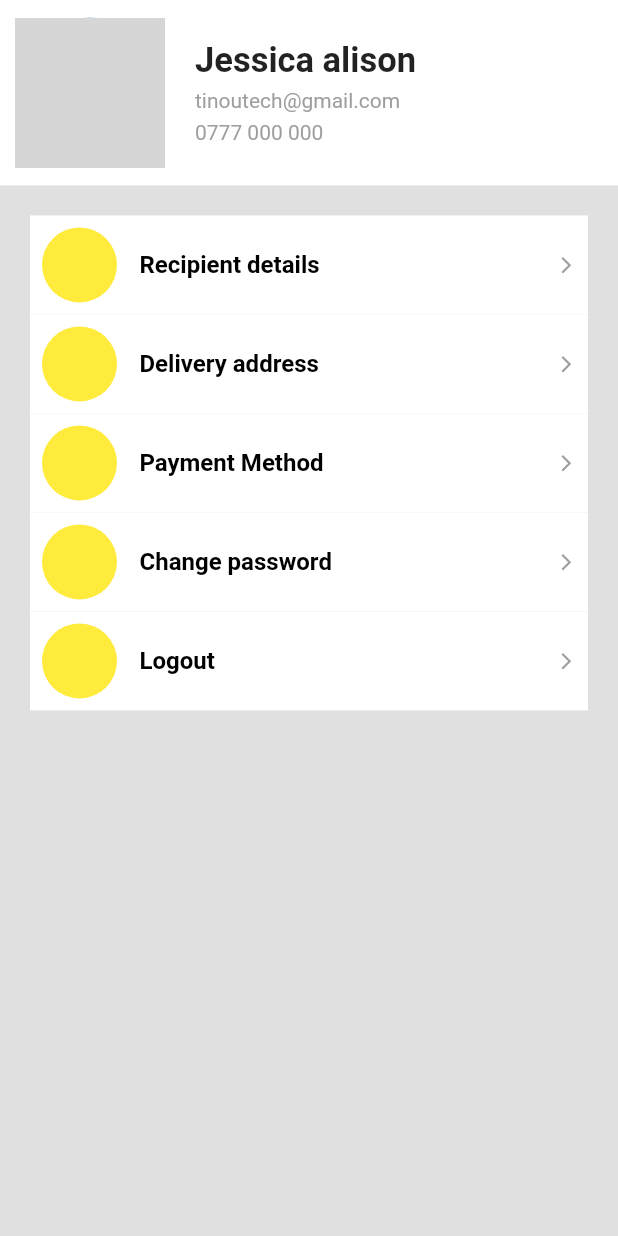
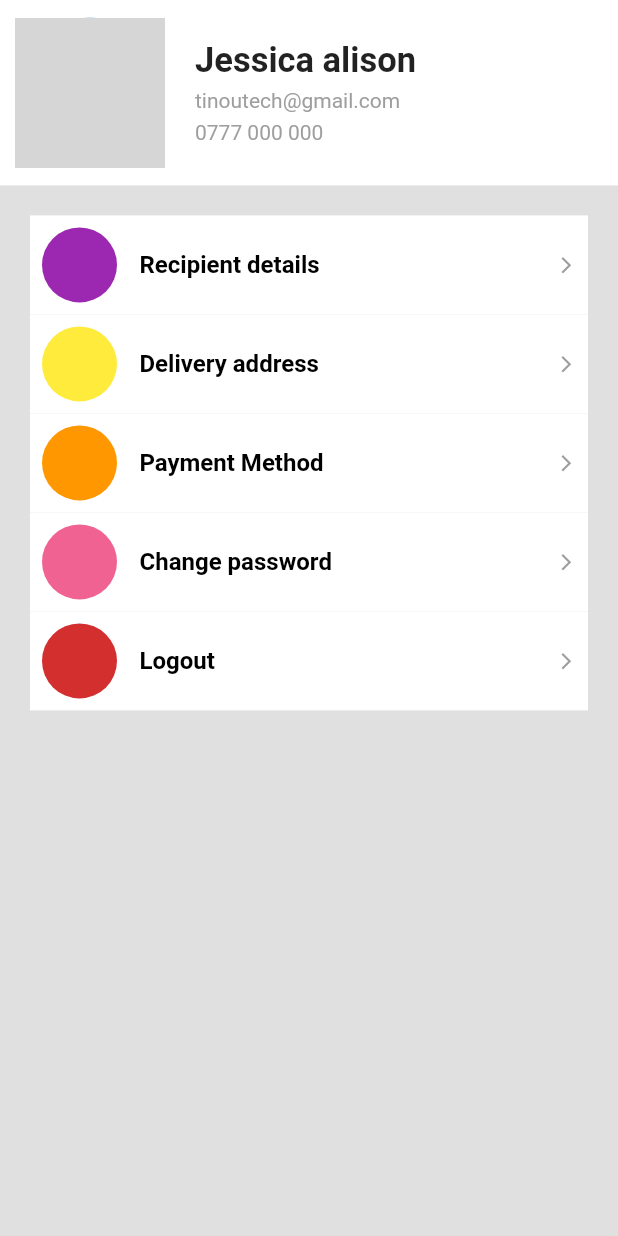
Before and after one commit to dombroks/Grocery_App, a Flutter app: the Profile widget shown alone on an empty page, opened directly, on a phone screen of 412 x 824 dp. Run offline on Flutter 3.47's test engine with Material 2 defaults, Android fonts, the phone set to English and light mode, and no system bars; our stand-ins replace cloud_firestore, firebase_auth; accounts and stored records are empty; network calls fail; grey boxes are pictures that could not be loaded.

Commit message:
Profile screen

```diff
--- a/lib/Screens/Profile.dart
+++ b/lib/Screens/Profile.dart
@@ -77,18 +77,23 @@ class _ProfileState extends State<Profile> {
                   children: [
                     ProfileCardItem(
                       itemName: "Recipient details",
+                      colordata: Colors.purple,
                     ),
                     ProfileCardItem(
                       itemName: "Delivery address",
+                      colordata: Colors.yellow,
                     ),
                     ProfileCardItem(
                       itemName: "Payment Method",
+                      colordata: Colors.orange,
                     ),
                     ProfileCardItem(
                       itemName: "Change password",
+                      colordata: Colors.pink[300],
                     ),
                     ProfileCardItem(
                       itemName: "Logout",
+                      colordata: Colors.red[700],
                     ),
                   ],
                 ),
--- a/lib/components/ProfileCardItem.dart
+++ b/lib/components/ProfileCardItem.dart
@@ -3,11 +3,12 @@ import 'package:flutter/material.dart';
 class ProfileCardItem extends StatelessWidget {
   final String itemName;
   final Function toAnotherScreen;
+  final Color colordata;
 
   const ProfileCardItem({
     Key key,
     this.itemName,
-    this.toAnotherScreen,
+    this.toAnotherScreen, this.colordata,
   }) : super(key: key);
 
   @override
@@ -25,7 +26,7 @@ class ProfileCardItem extends StatelessWidget {
                 width: 50,
                 decoration: BoxDecoration(
                   shape: BoxShape.circle,
-                  color: Colors.yellow,
+                  color: colordata,
                 ),
               ),
               SizedBox(
```
